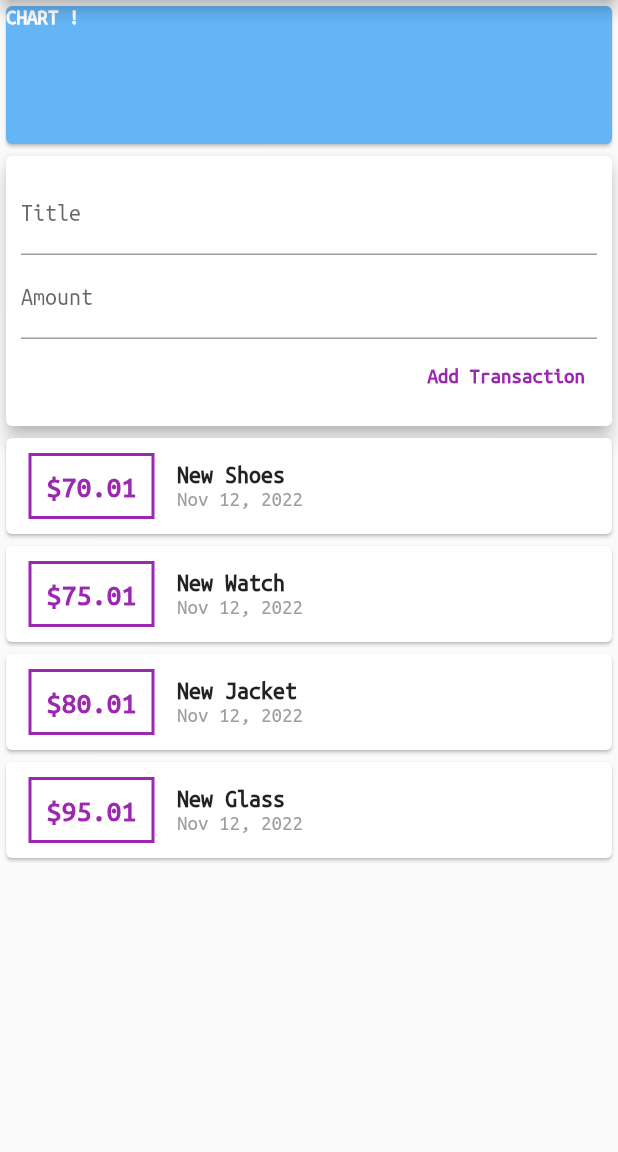
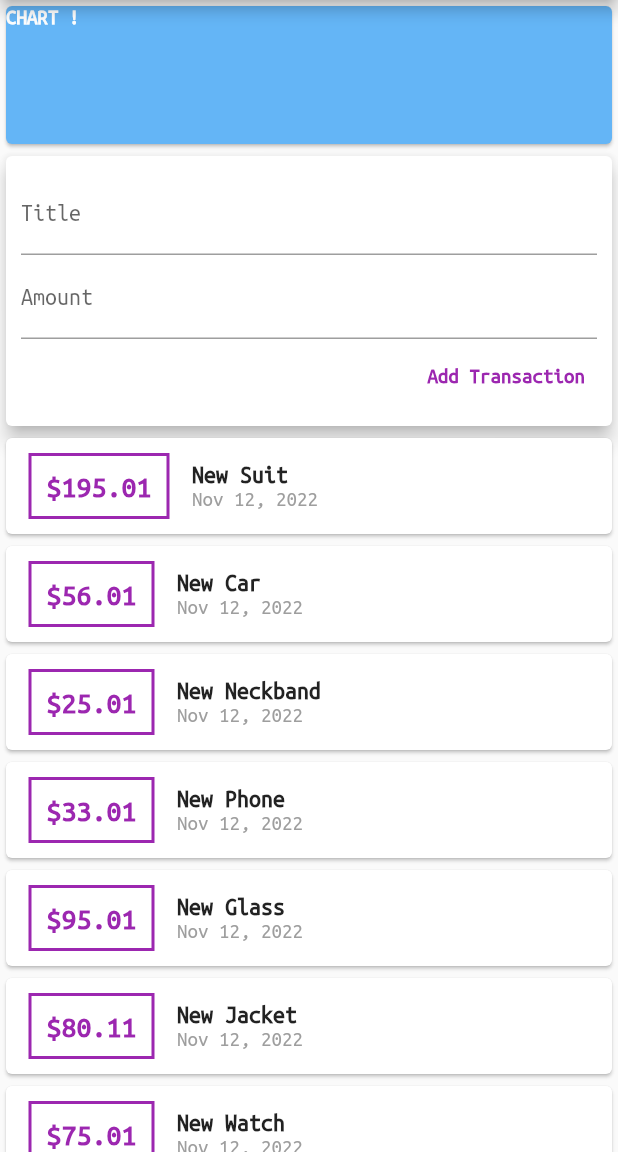
Before and after one commit to ImrulEmon/Personal_Expense, a Flutter app: the screen it shows after launch, after a tap on "Add Transaction", on a phone screen of 412 x 824 dp, the part 84-1236 px from its top. Run offline on Flutter 3.47's test engine with Material 2 defaults, Android fonts, the phone set to English and light mode, and no system bars.

Commit message:
Expense List

```diff
--- a/lib/screens/home.dart
+++ b/lib/screens/home.dart
@@ -1,44 +1,15 @@
 import 'package:flutter/material.dart';
 import 'package:flutter/src/widgets/container.dart';
 import 'package:flutter/src/widgets/framework.dart';
-import 'package:intl/intl.dart';
-import '../models/transaction.dart';
+import 'package:personal_expense/widgets/user_transactions.dart';
+import '../widgets/new_transaction.dart';
+import '../widgets/transaction_list.dart';
 
 class Home extends StatelessWidget {
   //const Home({super.key});
 
-  final List<Transaction> transactions = [
-    Transaction(
-      id: 't1',
-      title: 'New Shoes',
-      amount: 70.01,
-      date: DateTime.now(),
-    ),
-    Transaction(
-      id: 't2',
-      title: 'New Watch',
-      amount: 75.01,
-      date: DateTime.now(),
-    ),
-    Transaction(
-      id: 't3',
-      title: 'New Jacket',
-      amount: 80.01,
-      date: DateTime.now(),
-    ),
-    Transaction(
-      id: 't4',
-      title: 'New Glass',
-      amount: 95.01,
-      date: DateTime.now(),
-    ),
-  ];
-
   // String titleInput;
   // String amountInput;
-
-  final titleController = TextEditingController();
-  final amountController = TextEditingController();
 
   @override
   Widget build(BuildContext context) {
@@ -47,7 +18,8 @@ class Home extends StatelessWidget {
         centerTitle: true,
         title: Text('Personal Expense'),
       ),
-      body: Column(
+      body: SingleChildScrollView(
+        child: Column(
           //mainAxisAlignment: MainAxisAlignment.start,
           crossAxisAlignment: CrossAxisAlignment.stretch,
           children: [
@@ -66,96 +38,9 @@ class Home extends StatelessWidget {
                 ),
               ),
             ),
-          Card(
-            elevation: 5,
-            child: Container(
-              padding: EdgeInsets.all(10),
-              child: Column(
-                crossAxisAlignment: CrossAxisAlignment.end,
-                children: [
-                  TextField(
-                    controller: titleController,
-                    decoration: InputDecoration(
-                      labelText: 'Title',
-                    ),
-                    // onChanged: (value) {
-                    //   titleInput = value;
-                    // },
-                  ),
-                  TextField(
-                    controller: amountController,
-                    decoration: InputDecoration(
-                      labelText: 'Amount',
-                    ),
-                    // onChanged: (value) {
-                    //   amountInput = value;
-                    // },
-                  ),
-                  TextButton(
-                    onPressed: () {
-                      // print('$titleInput | $amountInput');
-                      print(
-                          '${amountController.text} | ${titleController.text}');
-                      amountController.clear();
-                      titleController.clear();
-                    },
-                    child: Text(
-                      'Add Transaction',
-                      style: TextStyle(
-                        fontWeight: FontWeight.bold,
-                        color: Colors.purple,
-                      ),
-                    ),
-                  ),
+            UserTransactions(),
           ],
         ),
-            ),
-          ),
-          Column(
-            children: transactions.map((tx) {
-              return Card(
-                child: Row(
-                  children: [
-                    Container(
-                      margin: EdgeInsets.symmetric(
-                          vertical: 10.0, horizontal: 15.0),
-                      padding: EdgeInsets.all(10.0),
-                      decoration: BoxDecoration(
-                        border: Border.all(color: Colors.purple, width: 2.0),
-                      ),
-                      child: Text(
-                        '\$${tx.amount}',
-                        style: TextStyle(
-                          fontWeight: FontWeight.bold,
-                          fontSize: 20.0,
-                          color: Colors.purple,
-                        ),
-                      ),
-                    ),
-                    Column(
-                      crossAxisAlignment: CrossAxisAlignment.start,
-                      children: [
-                        Text(
-                          tx.title,
-                          style: TextStyle(
-                            fontWeight: FontWeight.bold,
-                            fontSize: 16.0,
-                          ),
-                        ),
-                        Text(
-                          DateFormat.yMMMd().format(tx.date),
-                          style: TextStyle(
-                            color: Colors.grey,
-                          ),
-                        ),
-                      ],
-                    ),
-                  ],
-                ),
-              );
-            }).toList(),
-          ),
-        ],
       ),
     );
   }
--- /dev/null
+++ b/lib/widgets/new_transaction.dart
@@ -0,0 +1,65 @@
+import 'package:flutter/src/foundation/key.dart';
+import 'package:flutter/src/widgets/container.dart';
+import 'package:flutter/src/widgets/framework.dart';
+
+import 'package:flutter/material.dart';
+
+class NewTransaction extends StatelessWidget {
+  //const NewTransaction({Key key}) : super(key: key);
+
+  final titleController = TextEditingController();
+  final amountController = TextEditingController();
+
+  final Function addTx;
+  NewTransaction(this.addTx);
+
+  @override
+  Widget build(BuildContext context) {
+    return Card(
+      elevation: 5,
+      child: Container(
+        padding: EdgeInsets.all(10),
+        child: Column(
+          crossAxisAlignment: CrossAxisAlignment.end,
+          children: [
+            TextField(
+              controller: titleController,
+              decoration: InputDecoration(
+                labelText: 'Title',
+              ),
+              // onChanged: (value) {
+              //   titleInput = value;
+              // },
+            ),
+            TextField(
+              controller: amountController,
+              decoration: InputDecoration(
+                labelText: 'Amount',
+              ),
+              // onChanged: (value) {
+              //   amountInput = value;
+              // },
+            ),
+            TextButton(
+              onPressed: () {
+                addTx(
+                    titleController.text, double.parse(amountController.text));
+                // print('$titleInput | $amountInput');
+                print('${amountController.text} | ${titleController.text}');
+                amountController.clear();
+                titleController.clear();
+              },
+              child: Text(
+                'Add Transaction',
+                style: TextStyle(
+                  fontWeight: FontWeight.bold,
+                  color: Colors.purple,
+                ),
+              ),
+            ),
+          ],
+        ),
+      ),
+    );
+  }
+}
--- /dev/null
+++ b/lib/widgets/transaction_list.dart
@@ -0,0 +1,63 @@
+import 'package:flutter/material.dart';
+import 'package:intl/intl.dart';
+
+import '../models/transaction.dart';
+
+class TransactionList extends StatelessWidget {
+  final List<Transaction> transactions;
+
+  TransactionList({this.transactions});
+
+  @override
+  Widget build(BuildContext context) {
+    return Container(
+      height: 500,
+      child: SingleChildScrollView(
+        child: Column(
+          children: transactions.reversed.map((tx) {
+            return Card(
+              child: Row(
+                children: [
+                  Container(
+                    margin:
+                        EdgeInsets.symmetric(vertical: 10.0, horizontal: 15.0),
+                    padding: EdgeInsets.all(10.0),
+                    decoration: BoxDecoration(
+                      border: Border.all(color: Colors.purple, width: 2.0),
+                    ),
+                    child: Text(
+                      '\$${tx.amount}',
+                      style: TextStyle(
+                        fontWeight: FontWeight.bold,
+                        fontSize: 20.0,
+                        color: Colors.purple,
+                      ),
+                    ),
+                  ),
+                  Column(
+                    crossAxisAlignment: CrossAxisAlignment.start,
+                    children: [
+                      Text(
+                        tx.title,
+                        style: TextStyle(
+                          fontWeight: FontWeight.bold,
+                          fontSize: 16.0,
+                        ),
+                      ),
+                      Text(
+                        DateFormat.yMMMd().format(tx.date),
+                        style: TextStyle(
+                          color: Colors.grey,
+                        ),
+                      ),
+                    ],
+                  ),
+                ],
+              ),
+            );
+          }).toList(),
+        ),
+      ),
+    );
+  }
+}
--- /dev/null
+++ b/lib/widgets/user_transactions.dart
@@ -0,0 +1,92 @@
+import 'package:flutter/material.dart';
+import 'package:flutter/src/foundation/key.dart';
+import 'package:flutter/src/widgets/container.dart';
+import 'package:flutter/src/widgets/framework.dart';
+
+import '../models/transaction.dart';
+import './new_transaction.dart';
+import './transaction_list.dart';
+
+class UserTransactions extends StatefulWidget {
+  const UserTransactions({Key key}) : super(key: key);
+
+  @override
+  State<UserTransactions> createState() => _UserTransactionsState();
+}
+
+class _UserTransactionsState extends State<UserTransactions> {
+  final List<Transaction> _userTransactions = [
+    Transaction(
+      id: 't1',
+      title: 'New Shoes',
+      amount: 70.01,
+      date: DateTime.now(),
+    ),
+    Transaction(
+      id: 't2',
+      title: 'New Watch',
+      amount: 75.01,
+      date: DateTime.now(),
+    ),
+    Transaction(
+      id: 't3',
+      title: 'New Jacket',
+      amount: 80.11,
+      date: DateTime.now(),
+    ),
+    Transaction(
+      id: 't4',
+      title: 'New Glass',
+      amount: 95.01,
+      date: DateTime.now(),
+    ),
+    Transaction(
+      id: 't5',
+      title: 'New Phone',
+      amount: 33.01,
+      date: DateTime.now(),
+    ),
+    Transaction(
+      id: 't6',
+      title: 'New Neckband',
+      amount: 25.01,
+      date: DateTime.now(),
+    ),
+    Transaction(
+      id: 't7',
+      title: 'New Car',
+      amount: 56.01,
+      date: DateTime.now(),
+    ),
+    Transaction(
+      id: 't8',
+      title: 'New Suit',
+      amount: 195.01,
+      date: DateTime.now(),
+    ),
+  ];
+
+  void _addNewTransaction(String title, double amount) {
+    final newTx = Transaction(
+      id: DateTime.now().toString(),
+      title: title,
+      amount: amount,
+      date: DateTime.now(),
+    );
+    setState(() {
+      _userTransactions.add(newTx);
+    });
+  }
+
+  @override
+  Widget build(BuildContext context) {
+    return Column(
+      children: [
+        NewTransaction(_addNewTransaction),
+        TransactionList(
+          transactions: _userTransactions,
+        )
+      ],
+    );
+  }
+}
```
Also changed, not shown: 1 other file. Lines whose indentation alone changed are shown as unchanged.
